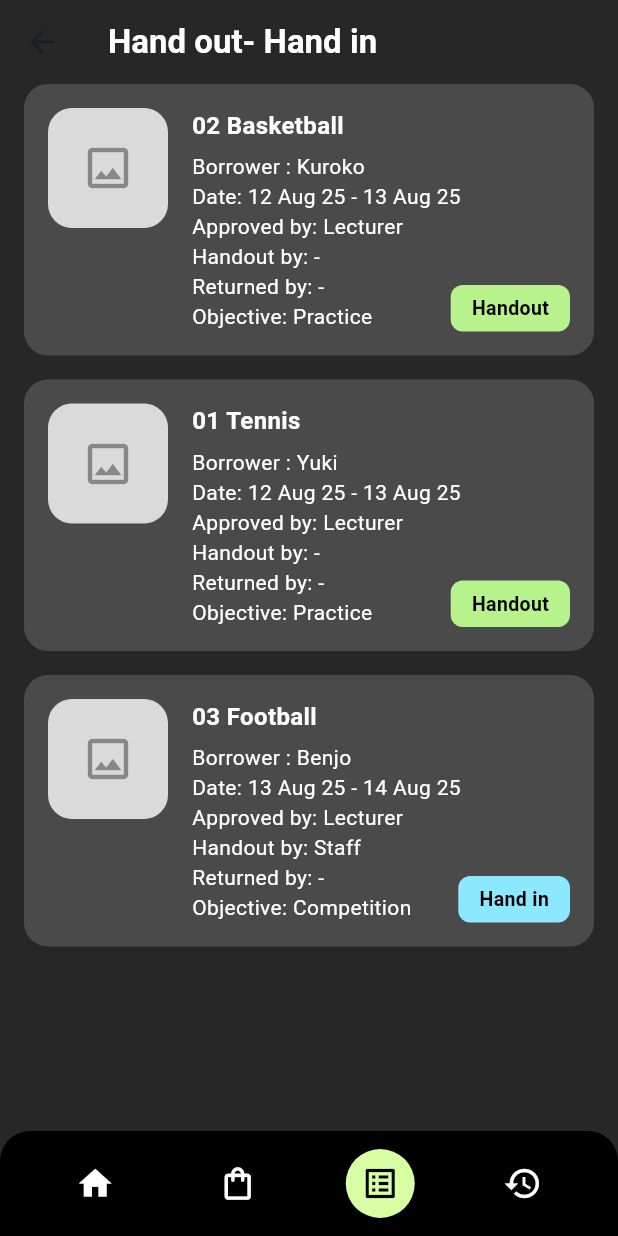
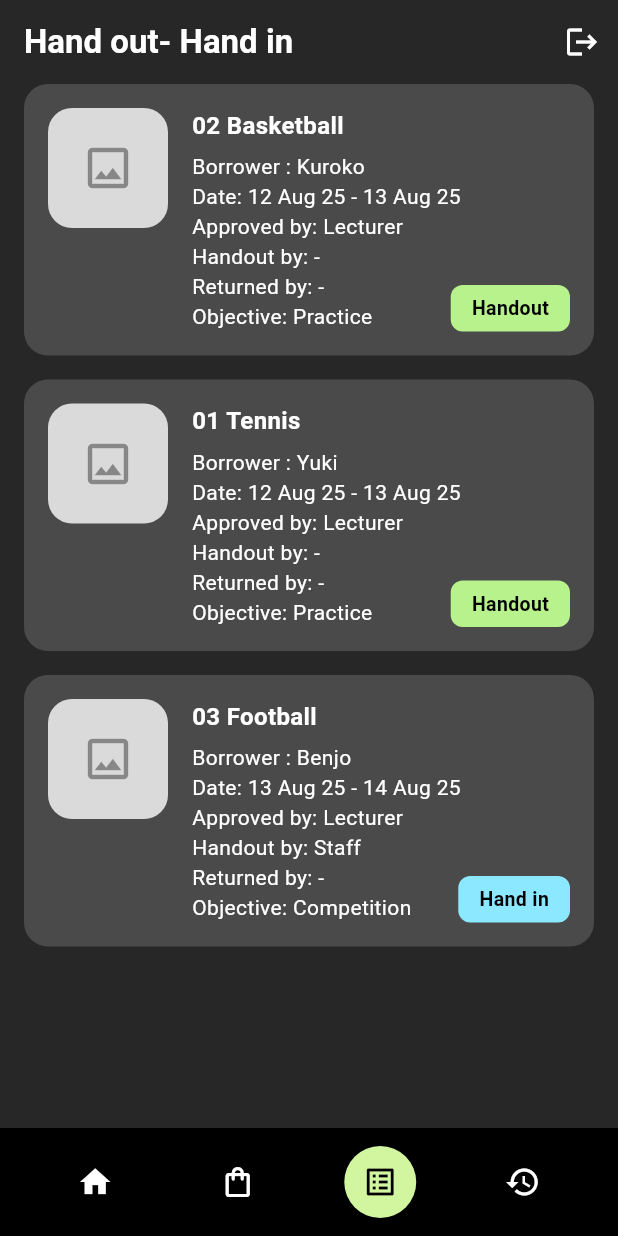
Before and after one commit to g4rty/asset_bor, a Flutter app: the StaffHandPage screen opened directly, on a phone screen of 412 x 824 dp. Run offline on Flutter 3.47's test engine with Material 3 defaults, Android fonts, the light colour scheme and no system bars; our stand-ins replace image_picker, shared_preferences; accounts and stored records are empty; network calls fail.

Commit message:
fix staff navbar, add logout button to every page of staff

```diff
--- a/lib/staff/staff_handin-out_page.dart
+++ b/lib/staff/staff_handin-out_page.dart
@@ -2,6 +2,8 @@
 import 'package:asset_bor/staff/staff_history_page.dart';
 import 'package:asset_bor/staff/staff_home_page.dart';
 import 'package:flutter/material.dart';
+import 'package:asset_bor/shared/logout.dart';
+import 'package:asset_bor/shared/navbar.dart';
 
 class StaffHandPage extends StatefulWidget {
   const StaffHandPage({super.key});
@@ -11,11 +13,30 @@
 }
 
 class _StaffHandPageState extends State<StaffHandPage> {
-  int _selectedIndex = 2;
+  final int _selectedIndex = 2;
 
   // สีธีมตามที่ให้มา
   final Color _scaffoldBgColor = const Color.fromARGB(255, 39, 39, 39); // #272727
-  final Color _accentColor = const Color(0xFFD8FFA3); // สีเขียวอ่อนไฮไลต์ปุ่ม nav
+
+  void handleNavTap(int index) {
+    if (index == _selectedIndex) return;
+    if (index == 0) {
+      Navigator.pushReplacement(
+        context,
+        MaterialPageRoute(builder: (context) => const StaffHomePage()),
+      );
+    } else if (index == 1) {
+      Navigator.pushReplacement(
+        context,
+        MaterialPageRoute(builder: (context) => const StaffAssetsList()),
+      );
+    } else if (index == 3) {
+      Navigator.pushReplacement(
+        context,
+        MaterialPageRoute(builder: (context) => const StaffHistoryPage()),
+      );
+    }
+  }
 
   @override
   Widget build(BuildContext context) {
@@ -24,6 +45,7 @@
       appBar: AppBar(
         backgroundColor: _scaffoldBgColor,
         elevation: 0,
+        iconTheme: const IconThemeData(color: Colors.white),
         title: const Text(
           "Hand out- Hand in",
           style: TextStyle(
@@ -33,6 +55,9 @@
           ),
         ),
         centerTitle: false,
+        actions: const [
+          LogoutButton(iconColor: Colors.white),
+        ],
       ),
 
       body: Padding(
@@ -80,75 +105,11 @@
       ),
 
       // ใช้ bottom nav bar แบบ custom จากโค้ดแรก
-      bottomNavigationBar: _buildBottomNavBar(),
+      bottomNavigationBar: NavBar(index: _selectedIndex, onTap: handleNavTap),
     );
   }
 
   // ===== Bottom Nav =====
-
-  Widget _buildBottomNavBar() {
-    return Container(
-      padding: const EdgeInsets.symmetric(vertical: 12.0, horizontal: 16.0),
-      decoration: const BoxDecoration(
-        color: Colors.black,
-        borderRadius: BorderRadius.only(
-          topLeft: Radius.circular(20),
-          topRight: Radius.circular(20),
-        ),
-      ),
-      child: Row(
-        mainAxisAlignment: MainAxisAlignment.spaceAround,
-        children: [
-          _buildNavItem(icon: Icons.home, index: 0),
-          _buildNavItem(icon: Icons.shopping_bag_outlined, index: 1),
-          _buildNavItem(icon: Icons.list_alt_outlined, index: 2),
-          _buildNavItem(icon: Icons.history, index: 3),
-        ],
-      ),
-    );
-  }
-
-  Widget _buildNavItem({required IconData icon, required int index}) {
-    final bool isSelected = _selectedIndex == index;
-    return GestureDetector(
-      onTap: () async {
-        setState(() => _selectedIndex = index);
-
-        // ถ้าอยากให้กดแล้วไปหน้าอื่น ให้ uncomment ส่วนนี้แล้วใส่หน้าเอง
-
-        if (index == 0) {
-          await Navigator.push(
-            context,
-            MaterialPageRoute(builder: (context) => const StaffHomePage()),
-          );
-        } else if (index == 1) {
-          await Navigator.push(
-            context,
-            MaterialPageRoute(builder: (context) => const StaffAssetsList()),
-          );
-        } else if (index == 3) {
-          await Navigator.push(
-            context,
-            MaterialPageRoute(builder: (context) => const StaffHistoryPage()),
-          );
-        }
-
-      },
-      child: AnimatedContainer(
-        duration: const Duration(milliseconds: 200),
-        padding: const EdgeInsets.all(10),
-        decoration: BoxDecoration(
-          color: isSelected ? _accentColor : Colors.transparent,
-          shape: BoxShape.circle,
-        ),
-        child: Icon(
-          icon,
-          color: isSelected ? Colors.black : Colors.white,
-          size: 26,
-        ),
-      ),
-    );
-  }
 }
 
 // ===== Card ยืมอุปกรณ์ =====
```
Also changed, not shown: lib/staff/staff_assets_list.dart (+25 -44 lines), lib/staff/staff_history_page.dart (+30 -69 lines), lib/staff/staff_home_page.dart (+24 -43 lines).
